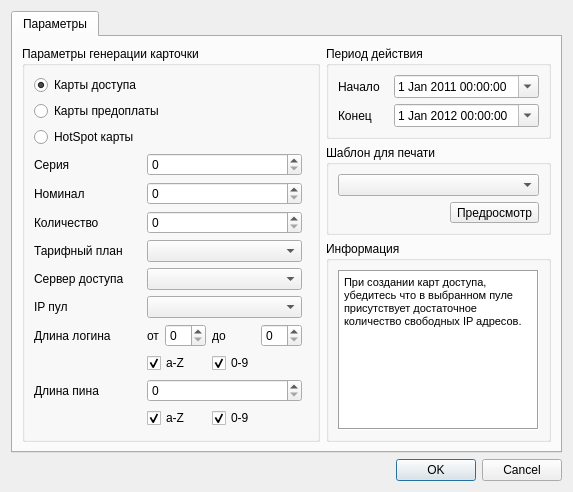
Old version of the form mdi/forms/sxpress_cards_series_edit.ui in the repository brat002/ExpertBilling.
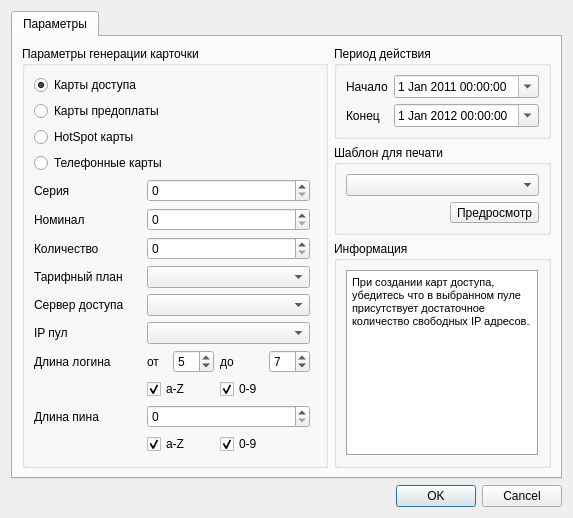
New version of the form.

The edit to the form file:
```diff
--- a/mdi/forms/sxpress_cards_series_edit.ui
+++ b/mdi/forms/sxpress_cards_series_edit.ui
@@ -7,7 +7,7 @@
     <x>0</x>
     <y>0</y>
     <width>573</width>
-    <height>467</height>
+    <height>475</height>
    </rect>
   </property>
   <property name="windowTitle">
@@ -60,28 +60,28 @@
             </property>
            </widget>
           </item>
-          <item row="3" column="0">
+          <item row="4" column="0">
            <widget class="QLabel" name="series_label">
             <property name="text">
              <string>Серия</string>
             </property>
            </widget>
           </item>
-          <item row="3" column="1" colspan="4">
+          <item row="4" column="1" colspan="4">
            <widget class="QSpinBox" name="series_spinBox">
             <property name="maximum">
              <number>999999999</number>
             </property>
            </widget>
           </item>
-          <item row="4" column="0">
+          <item row="5" column="0">
            <widget class="QLabel" name="nominal_label">
             <property name="text">
              <string>Номинал</string>
             </property>
            </widget>
           </item>
-          <item row="4" column="1" colspan="4">
+          <item row="5" column="1" colspan="4">
            <widget class="QSpinBox" name="spinBox_nominal">
             <property name="frame">
              <bool>true</bool>
@@ -97,14 +97,14 @@
             </property>
            </widget>
           </item>
-          <item row="5" column="0">
+          <item row="6" column="0">
            <widget class="QLabel" name="count_label">
             <property name="text">
              <string>Количество</string>
             </property>
            </widget>
           </item>
-          <item row="5" column="1" colspan="4">
+          <item row="6" column="1" colspan="4">
            <widget class="QSpinBox" name="count_spinBox">
             <property name="frame">
              <bool>true</bool>
@@ -120,54 +120,57 @@
             </property>
            </widget>
           </item>
-          <item row="6" column="0">
+          <item row="7" column="0">
            <widget class="QLabel" name="label_tarif">
             <property name="text">
              <string>Тарифный план</string>
             </property>
            </widget>
           </item>
-          <item row="6" column="1" colspan="4">
+          <item row="7" column="1" colspan="4">
            <widget class="QComboBox" name="comboBox_tarif"/>
           </item>
-          <item row="7" column="0">
+          <item row="8" column="0">
            <widget class="QLabel" name="label_nas">
             <property name="text">
              <string>Сервер доступа</string>
             </property>
            </widget>
           </item>
-          <item row="7" column="1" colspan="4">
+          <item row="8" column="1" colspan="4">
            <widget class="QComboBox" name="comboBox_nas"/>
           </item>
-          <item row="8" column="0">
+          <item row="9" column="0">
            <widget class="QLabel" name="label_ippool">
             <property name="text">
              <string>IP пул</string>
             </property>
            </widget>
           </item>
-          <item row="8" column="1" colspan="4">
+          <item row="9" column="1" colspan="4">
            <widget class="QComboBox" name="comboBox_ippool"/>
           </item>
-          <item row="9" column="0">
+          <item row="10" column="0">
            <widget class="QLabel" name="label_login">
             <property name="text">
              <string>Длина логина</string>
             </property>
            </widget>
           </item>
-          <item row="9" column="2">
+          <item row="10" column="2">
            <widget class="QSpinBox" name="spinBox_login_from">
             <property name="text" stdset="0">
-             <string>0</string>
+             <string>5</string>
             </property>
             <property name="maximum">
              <number>32</number>
             </property>
+            <property name="value">
+             <number>5</number>
+            </property>
            </widget>
           </item>
-          <item row="10" column="1" colspan="2">
+          <item row="11" column="1" colspan="2">
            <widget class="QCheckBox" name="l_checkBox_login">
             <property name="text">
              <string>a-Z</string>
@@ -177,7 +180,7 @@
             </property>
            </widget>
           </item>
-          <item row="10" column="3" colspan="2">
+          <item row="11" column="3" colspan="2">
            <widget class="QCheckBox" name="numbers_checkBox_login">
             <property name="text">
              <string>0-9</string>
@@ -187,14 +190,14 @@
             </property>
            </widget>
           </item>
-          <item row="11" column="0">
+          <item row="12" column="0">
            <widget class="QLabel" name="pin_label">
             <property name="text">
              <string>Длина пина</string>
             </property>
            </widget>
           </item>
-          <item row="11" column="1" colspan="4">
+          <item row="12" column="1" colspan="4">
            <widget class="QSpinBox" name="pin_spinBox">
             <property name="text" stdset="0">
              <string>0</string>
@@ -204,7 +207,7 @@
             </property>
            </widget>
           </item>
-          <item row="12" column="1" colspan="2">
+          <item row="13" column="1" colspan="2">
            <widget class="QCheckBox" name="l_checkBox_pin">
             <property name="text">
              <string>a-Z</string>
@@ -214,7 +217,7 @@
             </property>
            </widget>
           </item>
-          <item row="12" column="3">
+          <item row="13" column="3">
            <widget class="QCheckBox" name="numbers_checkBox_pin">
             <property name="text">
              <string>0-9</string>
@@ -231,22 +234,33 @@
             </property>
            </widget>
           </item>
-          <item row="9" column="1">
+          <item row="10" column="1">
            <widget class="QLabel" name="label_login_from">
             <property name="text">
              <string>от</string>
             </property>
            </widget>
           </item>
-          <item row="9" column="3">
+          <item row="10" column="3">
            <widget class="QLabel" name="label_login_to">
             <property name="text">
              <string>до</string>
             </property>
            </widget>
           </item>
-          <item row="9" column="4">
-           <widget class="QSpinBox" name="spinBox_login_to"/>
+          <item row="10" column="4">
+           <widget class="QSpinBox" name="spinBox_login_to">
+            <property name="value">
+             <number>7</number>
+            </property>
+           </widget>
+          </item>
+          <item row="3" column="0" colspan="2">
+           <widget class="QRadioButton" name="radioButton_phone">
+            <property name="text">
+             <string>Телефонные карты</string>
+            </property>
+           </widget>
           </item>
          </layout>
         </widget>
```
